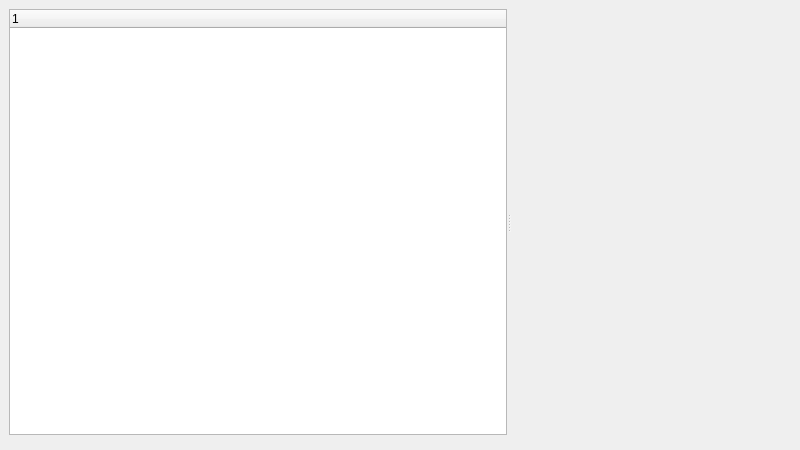
Before: the Qt Designer form ui/options.ui in metabrainz/picard, drawn with Qt 5.
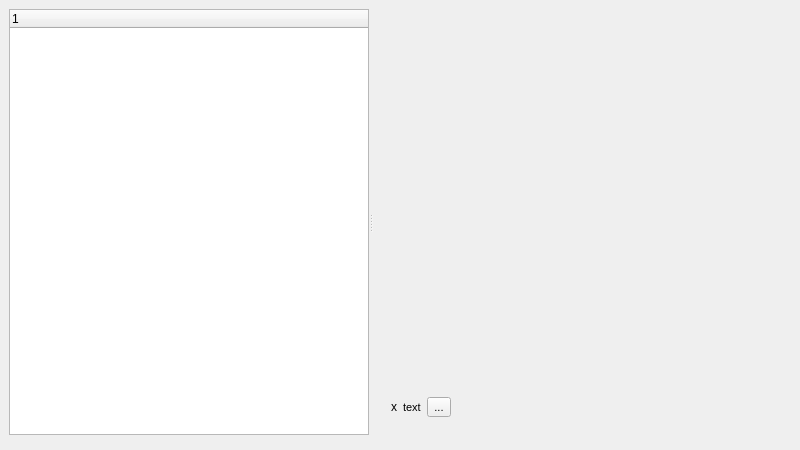
After: the same form once the commit is applied.

Commit message: Add profile save warning to option settings

```diff
--- a/ui/options.ui
+++ b/ui/options.ui
@@ -56,19 +56,115 @@
        </property>
       </column>
      </widget>
-     <widget class="QStackedWidget" name="pages_stack">
-      <property name="sizePolicy">
-       <sizepolicy hsizetype="Ignored" vsizetype="Preferred">
-        <horstretch>0</horstretch>
-        <verstretch>0</verstretch>
-       </sizepolicy>
+     <widget class="QFrame" name="frame">
+      <property name="frameShape">
+       <enum>QFrame::NoFrame</enum>
       </property>
-      <property name="minimumSize">
-       <size>
-        <width>280</width>
-        <height>0</height>
-       </size>
+      <property name="frameShadow">
+       <enum>QFrame::Plain</enum>
       </property>
+      <property name="lineWidth">
+       <number>0</number>
+      </property>
+      <layout class="QVBoxLayout" name="verticalLayout_2">
+       <item>
+        <widget class="QStackedWidget" name="pages_stack">
+         <property name="sizePolicy">
+          <sizepolicy hsizetype="Ignored" vsizetype="Preferred">
+           <horstretch>0</horstretch>
+           <verstretch>0</verstretch>
+          </sizepolicy>
+         </property>
+         <property name="minimumSize">
+          <size>
+           <width>280</width>
+           <height>0</height>
+          </size>
+         </property>
+        </widget>
+       </item>
+       <item>
+        <widget class="QFrame" name="profile_warning">
+         <property name="sizePolicy">
+          <sizepolicy hsizetype="MinimumExpanding" vsizetype="Preferred">
+           <horstretch>0</horstretch>
+           <verstretch>0</verstretch>
+          </sizepolicy>
+         </property>
+         <layout class="QHBoxLayout" name="horizontalLayout">
+          <property name="topMargin">
+           <number>10</number>
+          </property>
+          <item>
+           <widget class="QLabel" name="profile_warning_icon">
+            <property name="sizePolicy">
+             <sizepolicy hsizetype="Minimum" vsizetype="Preferred">
+              <horstretch>0</horstretch>
+              <verstretch>0</verstretch>
+             </sizepolicy>
+            </property>
+            <property name="text">
+             <string>x</string>
+            </property>
+           </widget>
+          </item>
+          <item>
+           <widget class="QLabel" name="profile_warning_text">
+            <property name="sizePolicy">
+             <sizepolicy hsizetype="Preferred" vsizetype="Preferred">
+              <horstretch>0</horstretch>
+              <verstretch>0</verstretch>
+             </sizepolicy>
+            </property>
+            <property name="font">
+             <font>
+              <pointsize>8</pointsize>
+              <italic>false</italic>
+             </font>
+            </property>
+            <property name="text">
+             <string>text</string>
+            </property>
+            <property name="wordWrap">
+             <bool>true</bool>
+            </property>
+           </widget>
+          </item>
+          <item>
+           <widget class="QToolButton" name="profile_help_button">
+            <property name="font">
+             <font>
+              <pointsize>8</pointsize>
+             </font>
+            </property>
+            <property name="text">
+             <string>...</string>
+            </property>
+            <property name="iconSize">
+             <size>
+              <width>10</width>
+              <height>10</height>
+             </size>
+            </property>
+           </widget>
+          </item>
+          <item>
+           <spacer name="horizontalSpacer">
+            <property name="orientation">
+             <enum>Qt::Horizontal</enum>
+            </property>
+            <property name="sizeHint" stdset="0">
+             <size>
+              <width>1</width>
+              <height>1</height>
+             </size>
+            </property>
+           </spacer>
+          </item>
+         </layout>
+        </widget>
+       </item>
+      </layout>
      </widget>
     </widget>
    </item>
```
The commit also changes 3 other files.
